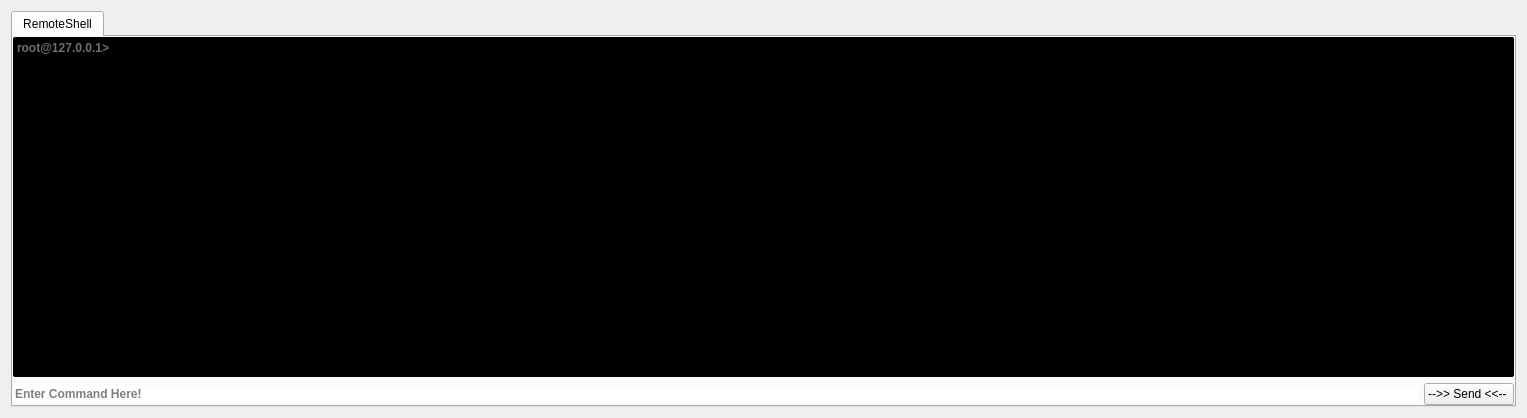
Old version of the form GUI/QtComponents/Console/console.ui in the repository ryanq47/WhisperNet.
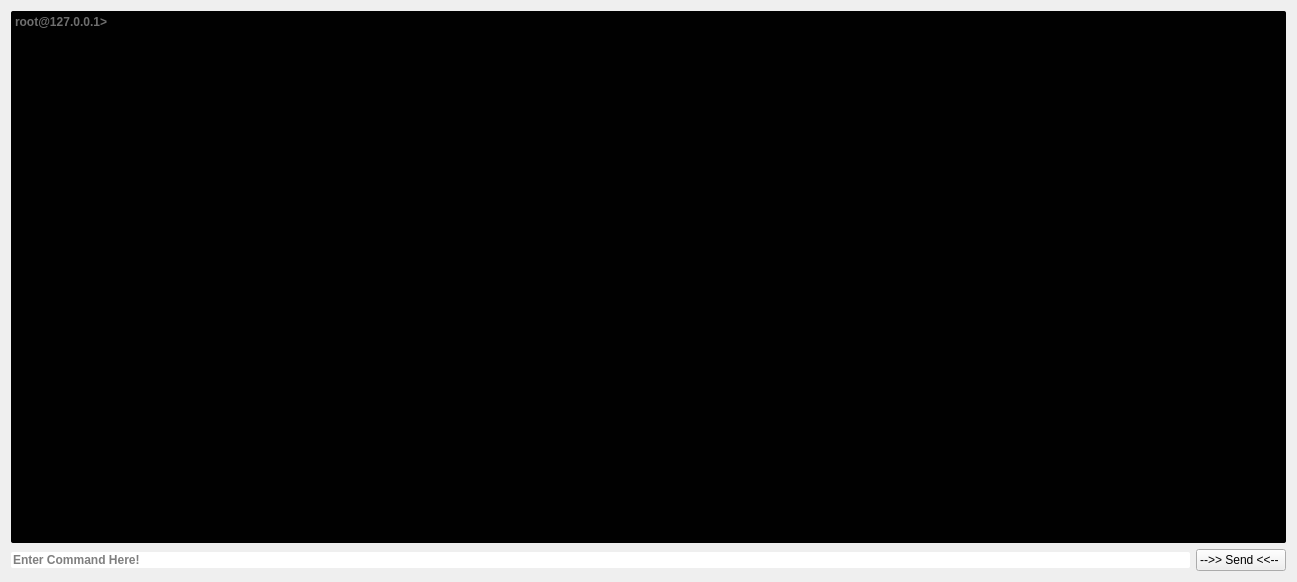
New version of the form.

```diff
--- a/GUI/QtComponents/Console/console.ui
+++ b/GUI/QtComponents/Console/console.ui
@@ -6,98 +6,16 @@
    <rect>
     <x>0</x>
     <y>0</y>
-    <width>1527</width>
-    <height>418</height>
+    <width>1297</width>
+    <height>582</height>
    </rect>
   </property>
   <property name="windowTitle">
    <string>Form</string>
   </property>
-  <layout class="QGridLayout" name="gridLayout">
+  <layout class="QGridLayout" name="gridLayout_2">
    <item row="0" column="0">
-    <widget class="QTabWidget" name="c2_shell_tab_2">
-     <property name="minimumSize">
-      <size>
-       <width>0</width>
-       <height>0</height>
-      </size>
-     </property>
-     <property name="toolTip">
-      <string>Enter</string>
-     </property>
-     <property name="whatsThis">
-      <string>Enter</string>
-     </property>
-     <property name="autoFillBackground">
-      <bool>false</bool>
-     </property>
-     <property name="styleSheet">
-      <string notr="true"/>
-     </property>
-     <property name="tabShape">
-      <enum>QTabWidget::Rounded</enum>
-     </property>
-     <property name="currentIndex">
-      <number>0</number>
-     </property>
-     <property name="tabsClosable">
-      <bool>false</bool>
-     </property>
-     <property name="movable">
-      <bool>true</bool>
-     </property>
-     <widget class="QWidget" name="RemoteShell_Layout_2">
-      <attribute name="title">
-       <string>RemoteShell</string>
-      </attribute>
-      <layout class="QGridLayout" name="gridLayout_43">
-       <property name="leftMargin">
-        <number>0</number>
-       </property>
-       <property name="topMargin">
-        <number>0</number>
-       </property>
-       <property name="rightMargin">
-        <number>0</number>
-       </property>
-       <property name="bottomMargin">
-        <number>0</number>
-       </property>
-       <item row="1" column="1">
-        <widget class="QPushButton" name="simplec2_shell_send_2">
-         <property name="enabled">
-          <bool>true</bool>
-         </property>
-         <property name="toolTip">
-          <string>Hit the Enter Key</string>
-         </property>
-         <property name="text">
-          <string>--&gt;&gt; Send &lt;&lt;-- </string>
-         </property>
-         <property name="shortcut">
-          <string>Return</string>
-         </property>
-        </widget>
-       </item>
-       <item row="1" column="0">
-        <widget class="QLineEdit" name="simplec2_remoteshell_input_2">
-         <property name="font">
-          <font>
-           <weight>75</weight>
-           <bold>true</bold>
-          </font>
-         </property>
-         <property name="toolTip">
-          <string extracomment="Commands"/>
-         </property>
-         <property name="styleSheet">
-          <string notr="true">border-radius: 2px;</string>
-         </property>
-         <property name="placeholderText">
-          <string>Enter Command Here!</string>
-         </property>
-        </widget>
-       </item>
+    <layout class="QGridLayout" name="gridLayout">
        <item row="0" column="0" colspan="2">
         <widget class="QTextEdit" name="simplec2_remoteshell_box_2">
          <property name="enabled">
@@ -302,9 +220,42 @@
          </property>
         </widget>
        </item>
-      </layout>
-     </widget>
-    </widget>
+     <item row="1" column="0">
+      <widget class="QLineEdit" name="simplec2_remoteshell_input_2">
+       <property name="font">
+        <font>
+         <weight>75</weight>
+         <bold>true</bold>
+        </font>
+       </property>
+       <property name="toolTip">
+        <string extracomment="Commands"/>
+       </property>
+       <property name="styleSheet">
+        <string notr="true">border-radius: 2px;</string>
+       </property>
+       <property name="placeholderText">
+        <string>Enter Command Here!</string>
+       </property>
+      </widget>
+     </item>
+     <item row="1" column="1">
+      <widget class="QPushButton" name="simplec2_shell_send_2">
+       <property name="enabled">
+        <bool>true</bool>
+       </property>
+       <property name="toolTip">
+        <string>Hit the Enter Key</string>
+       </property>
+       <property name="text">
+        <string>--&gt;&gt; Send &lt;&lt;-- </string>
+       </property>
+       <property name="shortcut">
+        <string>Return</string>
+       </property>
+      </widget>
+     </item>
+    </layout>
    </item>
   </layout>
  </widget>
```
Lines whose indentation alone changed are shown as unchanged.
